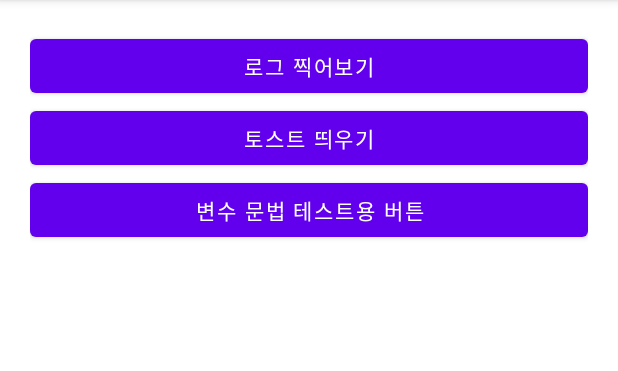
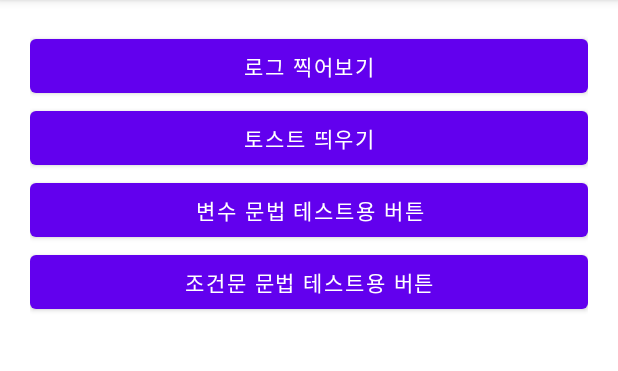
Before and after one commit to LIM-BAEK-SAN/KotlinBasic_20220516, an Android app: the screen it shows after launch (MainActivity), on a phone screen of 412 x 824 dp, the part 84-455 px from its top. Run offline under Robolectric (Android 15) with nearby library versions, the phone set to English and light mode, and no system bars.

```diff
--- a/app/src/main/res/layout/activity_main.xml
+++ b/app/src/main/res/layout/activity_main.xml
@@ -25,4 +25,10 @@
         android:layout_width="match_parent"
         android:layout_height="wrap_content"
         android:text="변수 문법 테스트용 버튼"/>
+
+    <Button
+        android:id="@+id/btnCondition"
+        android:layout_width="match_parent"
+        android:layout_height="wrap_content"
+        android:text="조건문 문법 테스트용 버튼"/>
 </LinearLayout>
```
Also changed, not shown: app/src/main/java/kr/nepp/kotlinbasic_20220516/MainActivity.kt (+30 -1 lines).
